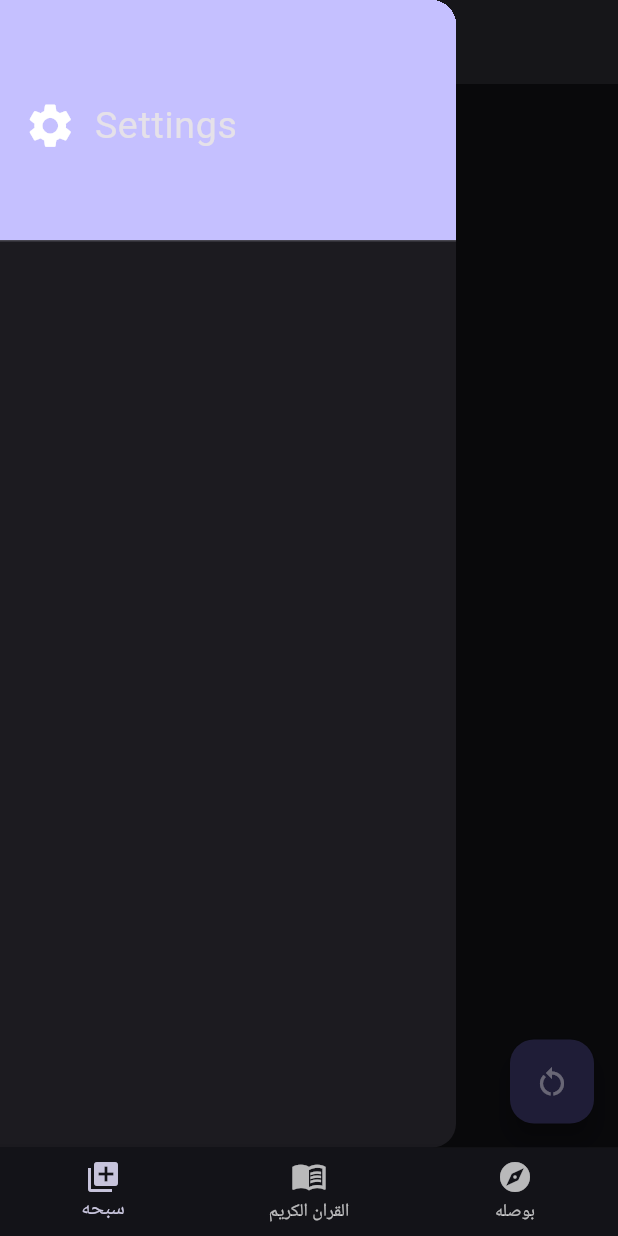
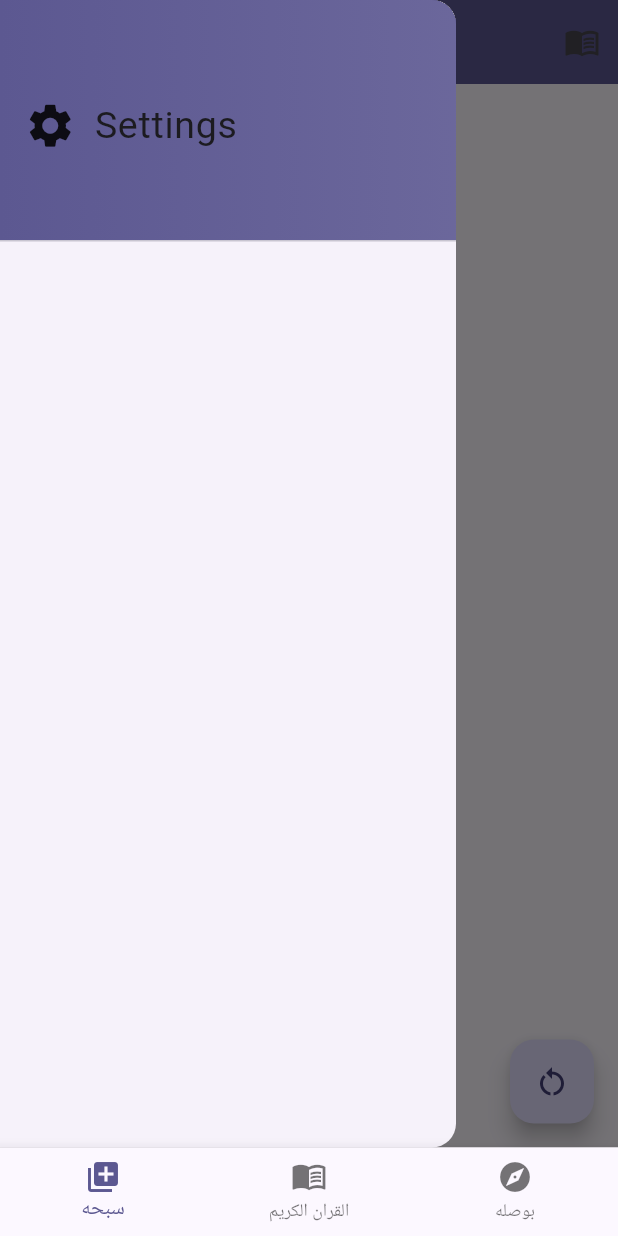
Before and after one commit to badri784/tasbih, a Flutter app: the screen it shows after launch, with the side drawer open, on a phone screen of 412 x 824 dp. Run offline on Flutter 3.47's test engine with Material 3 defaults, Android fonts, the phone set to English and light mode, and no system bars.

Commit message:
add drawer

```diff
--- a/lib/main.dart
+++ b/lib/main.dart
@@ -13,7 +13,7 @@ class MyApp extends StatelessWidget {
     return MaterialApp(
       theme: ThemeData(
         colorScheme: ColorScheme.fromSeed(
-          brightness: Brightness.dark,
+          brightness: Brightness.light,
           seedColor: const Color.fromARGB(255, 44, 5, 184),
         ),
       ),
--- a/lib/screen/qibla_screen.dart
+++ b/lib/screen/qibla_screen.dart
@@ -8,6 +8,7 @@ class QiblaScreen extends StatelessWidget {
   @override
   Widget build(BuildContext context) {
     bool isdark = Theme.of(context).brightness == Brightness.dark;
+
     return Scaffold(
       appBar: AppBar(
         title: Text(
--- a/lib/widget/counter.dart
+++ b/lib/widget/counter.dart
@@ -1,5 +1,6 @@
 // ignore_for_file: deprecated_member_use
-
+import '../screen/azkar_screen.dart';
+import 'drawer.dart';
 import 'package:flutter/material.dart';
 
 class Counter extends StatefulWidget {
@@ -30,6 +31,19 @@ class _CounterState extends State<Counter> {
     super.dispose();
   }
 
+  void openAzkarScreen() async {
+    final selectedZekr = await Navigator.push(
+      context,
+      MaterialPageRoute(builder: (ctx) => const AzkarScreen()),
+    );
+
+    if (selectedZekr != null && selectedZekr is String) {
+      setState(() {
+        textediting.text = selectedZekr;
+      });
+    }
+  }
+
   @override
   Widget build(BuildContext context) {
     bool isdark = Theme.of(context).brightness == Brightness.dark;
@@ -47,37 +61,16 @@ class _CounterState extends State<Counter> {
                 ? Theme.of(context).colorScheme.onInverseSurface
                 : Theme.of(context).colorScheme.primary,
         centerTitle: true,
+        actions: [
+          IconButton(
+            onPressed: openAzkarScreen,
+            icon: const Icon(Icons.menu_book),
+            tooltip: 'اختر ذكر',
+          ),
+        ],
         forceMaterialTransparency: false,
       ),
-      drawer: Drawer(
-        child: Column(
-          children: [
-            DrawerHeader(
-              decoration: BoxDecoration(
-                gradient: LinearGradient(
-                  colors: [
-                    Theme.of(context).colorScheme.primary,
-                    Theme.of(context).colorScheme.primary.withOpacity(1),
-                  ],
-                ),
-              ),
-              child: Row(
-                children: [
-                  const Icon(Icons.settings, size: 35),
-                  const SizedBox(width: 12),
-                  Text(
-                    "Settings",
-                    style: TextStyle(
-                      color: Theme.of(context).colorScheme.onBackground,
-                      fontSize: 25,
-                    ),
-                  ),
-                ],
-              ),
-            ),
-          ],
-        ),
-      ),
+      drawer: const DrawerContent(),
       floatingActionButton: FloatingActionButton(
         onPressed: resetcounter,
         tooltip: 'Reset Counter',
@@ -95,8 +88,8 @@ class _CounterState extends State<Counter> {
               decoration: const InputDecoration(
                 border: InputBorder.none,
                 label: Padding(
-                  padding: EdgeInsets.only(left: 25),
-                  child: Text(" Enter Text !", style: TextStyle(fontSize: 25)),
+                  padding: EdgeInsets.only(left: 14),
+                  child: Text("Enter Zekr !", style: TextStyle(fontSize: 14)),
                 ),
               ),
               textAlign: TextAlign.center,
--- /dev/null
+++ b/lib/widget/drawer.dart
@@ -0,0 +1,40 @@
+// ignore_for_file: deprecated_member_use
+
+import 'package:flutter/material.dart';
+
+class DrawerContent extends StatelessWidget {
+  const DrawerContent({super.key});
+
+  @override
+  Widget build(BuildContext context) {
+    return Drawer(
+      child: Column(
+        children: [
+          DrawerHeader(
+            decoration: BoxDecoration(
+              gradient: LinearGradient(
+                colors: [
+                  Theme.of(context).colorScheme.primary,
+                  Theme.of(context).colorScheme.primary.withOpacity(0.9),
+                ],
+              ),
+            ),
+            child: Row(
+              children: [
+                const Icon(Icons.settings, size: 35),
+                const SizedBox(width: 12),
+                Text(
+                  "Settings",
+                  style: TextStyle(
+                    color: Theme.of(context).colorScheme.onBackground,
+                    fontSize: 25,
+                  ),
+                ),
+              ],
+            ),
+          ),
+        ],
+      ),
+    );
+  }
+}
```
Also changed, not shown: lib/screen/azkar_screen.dart (added, +44 -0 lines).
